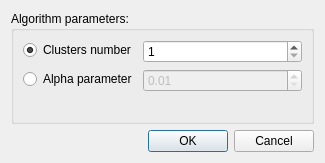
The window that ui/a_ward_params.ui (eremeykin/ectgui2) describes before a commit, drawn with Qt 5.
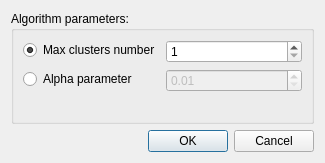
The same window after the commit.

```diff
--- a/ui/a_ward_params.ui
+++ b/ui/a_ward_params.ui
@@ -23,7 +23,7 @@
       <item row="0" column="0">
        <widget class="QRadioButton" name="radio_button_clusters_number">
         <property name="text">
-         <string>Clusters number</string>
+         <string>Max clusters number</string>
         </property>
         <property name="checked">
          <bool>true</bool>
```
